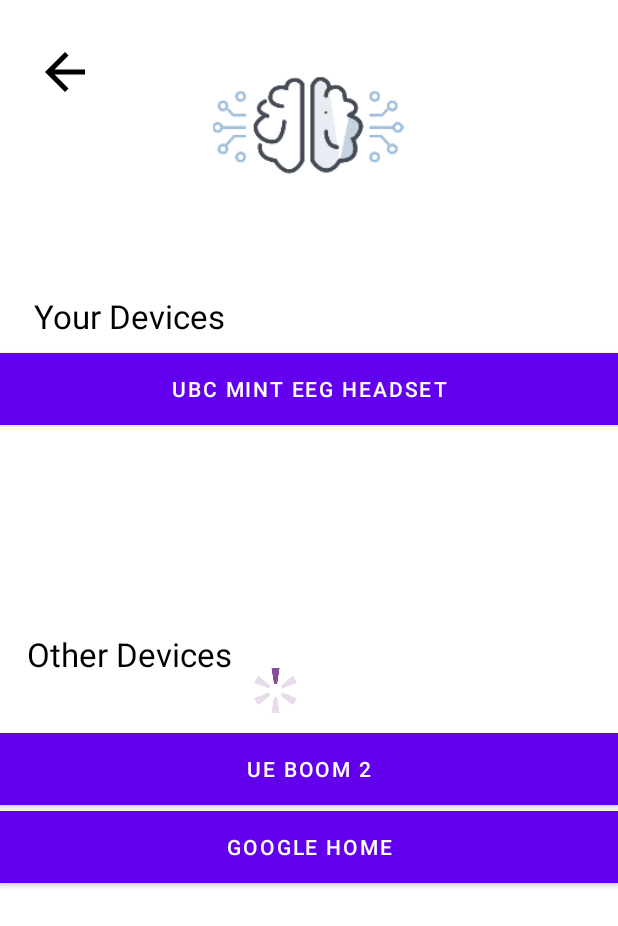
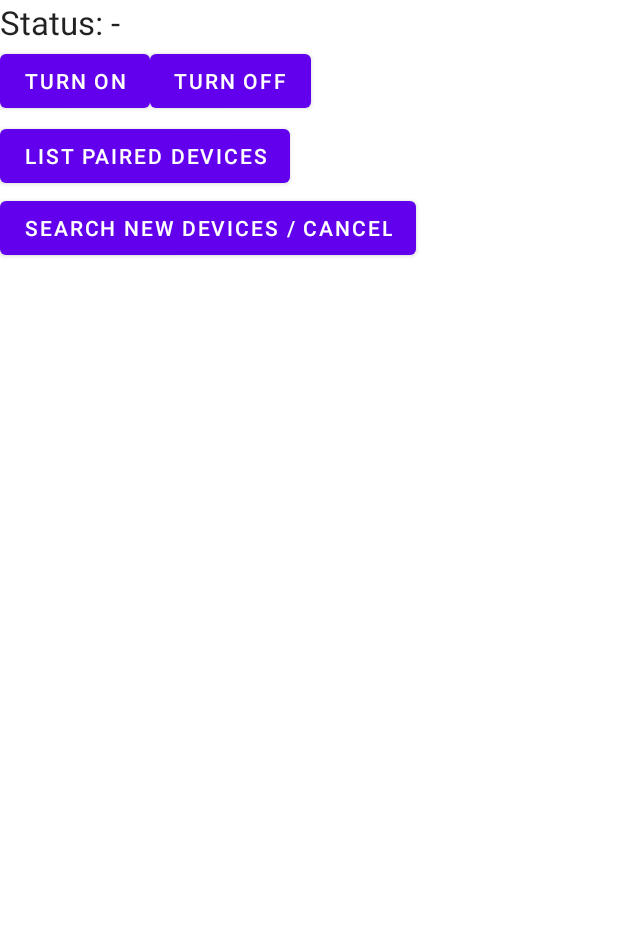
Before and after one commit to UBCMint/MINT_NTX2020_OpenChallenge, an Android app: the screen it shows after launch (add_page before the commit, bluetooth after it), after a tap on an icon or button, on a phone screen of 412 x 824 dp. Shown: the top 926 px of the screen. Run offline under Robolectric (Android 15) with nearby library versions, the phone set to English and light mode, and no system bars.

Commit message:
feat: bluetooth page

```diff
--- a/app/src/main/java/com/example/mint_anroidapp/MainActivity.java
+++ b/app/src/main/java/com/example/mint_anroidapp/MainActivity.java
@@ -31,6 +31,7 @@ public class MainActivity extends AppCompatActivity {
     private Button two_title;
     private Button three_title;
     private Button four_title;
+    private ImageView goto_bluetooth_button;
 
 
     Dialog myDialog;
@@ -54,12 +55,19 @@ public class MainActivity extends AppCompatActivity {
                 }
             }
         });
+
+        goto_bluetooth_button = (ImageView) findViewById(R.id.bluetooth);
+        goto_bluetooth_button.setOnClickListener(new View.OnClickListener() {
+            @Override
+            public void onClick(View v) {
+                OpenBluetooth();
+            }
+        });
     }
 
-    public void goToBluetoothPage(View v) {
-        Intent myIntent = new Intent(MainActivity.this, add_page.class);
-//        myIntent.putExtra("key", value); //Optional parameters
-        MainActivity.this.startActivity(myIntent);
+    public void OpenBluetooth() {
+        Intent intent = new Intent(this, bluetooth.class);
+        startActivity(intent);
     }
 
     public void SpeakOne(View v) {
--- a/app/src/main/java/com/example/mint_anroidapp/add_page.java
+++ /dev/null
@@ -1,31 +0,0 @@
-package com.example.mint_anroidapp;
-
-import android.graphics.drawable.AnimationDrawable;
-import android.os.Bundle;
-import android.view.View;
-import android.view.animation.Animation;
-import android.widget.ImageView;
-
-import androidx.appcompat.app.AppCompatActivity;
-
-public class add_page extends AppCompatActivity{
-
-//    AnimationDrawable animation;
-
-    @Override
-    protected void onCreate(Bundle savedInstanceState) {
-        super.onCreate(savedInstanceState);
-        setContentView(R.layout.add_page);
-//
-//        ImageView loading = (ImageView) findViewById(R.id.loading);
-//        animation = (AnimationDrawable)loading.getDrawable();
-    }
-//
-//    public void start(View v) {
-//        animation.start();
-//    }
-//
-//    public void stop(View v) {
-//        animation.stop();
-//    }
-}
--- /dev/null
+++ b/app/src/main/java/com/example/mint_anroidapp/bluetooth.java
@@ -0,0 +1,180 @@
+package com.example.mint_anroidapp;
+
+import android.os.Bundle;
+import androidx.appcompat.app.AppCompatActivity;
+import android.os.Bundle;
+import android.app.Activity;
+import android.bluetooth.BluetoothAdapter;
+import android.bluetooth.BluetoothDevice;
+import android.content.BroadcastReceiver;
+import android.content.Context;
+import java.util.Set;
+import android.content.Intent;
+import android.content.IntentFilter;
+import android.view.View;
+import android.view.View.OnClickListener;
+import android.widget.ArrayAdapter;
+import android.widget.Button;
+import android.widget.ListView;
+import android.widget.TextView;
+import android.widget.Toast;
+
+public class bluetooth extends AppCompatActivity {
+
+    private static final int REQUEST_ENABLE_BT = 1;
+    private Button onBtn;
+    private Button offBtn;
+    private Button listBtn;
+    private Button findBtn;
+    private TextView text;
+    private BluetoothAdapter myBluetoothAdapter;
+    private Set<BluetoothDevice> pairedDevices;
+    private ListView myListView;
+    private ArrayAdapter<String> BTArrayAdapter;
+
+    @Override
+    protected void onCreate(Bundle savedInstanceState) {
+        super.onCreate(savedInstanceState);
+        setContentView(R.layout.bluetooth);
+
+        text = (TextView) findViewById(R.id.text);
+        onBtn = (Button)findViewById(R.id.turnOn);
+        offBtn = (Button)findViewById(R.id.turnOff);
+        listBtn = (Button)findViewById(R.id.paired);
+        findBtn = (Button)findViewById(R.id.search);
+        myListView = (ListView)findViewById(R.id.listView1);
+
+
+        // take an instance of BluetoothAdapter - Bluetooth radio
+
+        myBluetoothAdapter = BluetoothAdapter.getDefaultAdapter();
+        if (myBluetoothAdapter == null) {
+            onBtn.setEnabled(false);
+            offBtn.setEnabled(false);
+            listBtn.setEnabled(false);
+            findBtn.setEnabled(false);
+            text.setText("Status: not supported");
+
+            Toast.makeText(getApplicationContext(),"Your device does not support Bluetooth",
+                    Toast.LENGTH_LONG).show();
+        } else {
+            onBtn.setOnClickListener(new OnClickListener() {
+
+                @Override
+                public void onClick(View v) {
+                    on(v);
+                }
+            });
+
+            offBtn.setOnClickListener(new OnClickListener() {
+
+                @Override
+                public void onClick(View v) {
+                    off(v);
+                }
+            });
+
+            listBtn.setOnClickListener(new OnClickListener() {
+
+                @Override
+                public void onClick(View v) {
+                    list(v);
+                }
+            });
+
+            findBtn.setOnClickListener(new OnClickListener() {
+
+                @Override
+                public void onClick(View v) {
+                    find(v);
+                }
+            });
+
+            // create the arrayAdapter that contains the BTDevices, and set it to the ListView
+            BTArrayAdapter = new ArrayAdapter<String>(this, android.R.layout.simple_list_item_1);
+            myListView.setAdapter(BTArrayAdapter);
+        }
+    }
+
+    public void on(View view){
+        if (!myBluetoothAdapter.isEnabled()) {
+            Intent turnOnIntent = new Intent(BluetoothAdapter.ACTION_REQUEST_ENABLE);
+            startActivityForResult(turnOnIntent, REQUEST_ENABLE_BT);
+
+            Toast.makeText(getApplicationContext(),"Bluetooth turned on" ,
+                    Toast.LENGTH_LONG).show();
+        }
+        else{
+            Toast.makeText(getApplicationContext(),"Bluetooth is already on",
+                    Toast.LENGTH_LONG).show();
+        }
+    }
+
+    @Override
+    protected void onActivityResult (int requestCode, int resultCode, Intent data) {
+        // TODO Auto-generated method stub
+        if(requestCode == REQUEST_ENABLE_BT){
+            if(myBluetoothAdapter.isEnabled()) {
+                text.setText("Status: Enabled");
+            } else {
+                text.setText("Status: Disabled");
+            }
+        }
+    }
+
+    public void list(View view){
+        // get paired devices
+        pairedDevices = myBluetoothAdapter.getBondedDevices();
+
+        // put it's one to the adapter
+        for(BluetoothDevice device : pairedDevices)
+            BTArrayAdapter.add(device.getName()+ "\n" + device.getAddress());
+
+        Toast.makeText(getApplicationContext(),"Show Paired Devices",
+                Toast.LENGTH_SHORT).show();
+
+    }
+
+    final BroadcastReceiver bReceiver = new BroadcastReceiver() {
+        public void onReceive(Context context, Intent intent) {
+            String action = intent.getAction();
+            // When discovery finds a device
+            if (BluetoothDevice.ACTION_FOUND.equals(action)) {
+                // Get the BluetoothDevice object from the Intent
+                BluetoothDevice device = intent.getParcelableExtra(BluetoothDevice.EXTRA_DEVICE);
+                // add the name and the MAC address of the object to the arrayAdapter
+                BTArrayAdapter.add(device.getName() + "\n" + device.getAddress());
+                BTArrayAdapter.notifyDataSetChanged();
+            }
+        }
+    };
+
+    public void find(View view) {
+        if (myBluetoothAdapter.isDiscovering()) {
+            // the button is pressed when it discovers, so cancel the discovery
+            myBluetoothAdapter.cancelDiscovery();
+        }
+        else {
+            BTArrayAdapter.clear();
+            myBluetoothAdapter.startDiscovery();
+
+            registerReceiver(bReceiver, new IntentFilter(BluetoothDevice.ACTION_FOUND));
+        }
+    }
+
+    public void off(View view){
+        myBluetoothAdapter.disable();
+        text.setText("Status: Disconnected");
+
+        Toast.makeText(getApplicationContext(),"Bluetooth turned off",
+                Toast.LENGTH_LONG).show();
+    }
+
+    @Override
+    protected void onDestroy() {
+        // TODO Auto-generated method stub
+        super.onDestroy();
+        unregisterReceiver(bReceiver);
+    }
+
+}
--- a/app/src/main/res/layout/add_page.xml
+++ /dev/null
@@ -1,111 +0,0 @@
-<?xml version="1.0" encoding="utf-8"?>
-<androidx.constraintlayout.widget.ConstraintLayout xmlns:android="http://schemas.android.com/apk/res/android"
-    xmlns:app="http://schemas.android.com/apk/res-auto"
-    android:layout_width="match_parent"
-    android:layout_height="match_parent">
-
-    <ImageView
-        android:id="@+id/textView"
-        android:layout_width="129dp"
-        android:layout_height="127dp"
-        android:layout_marginStart="8dp"
-        android:layout_marginTop="20dp"
-        android:layout_marginEnd="8dp"
-        android:src="@mipmap/brain_foreground"
-        android:text="Welcome to MINT"
-        android:textColor="#000"
-        android:textSize="22sp"
-        app:layout_constraintEnd_toEndOf="parent"
-        app:layout_constraintHorizontal_bias="0.498"
-        app:layout_constraintStart_toStartOf="parent"
-        app:layout_constraintTop_toTopOf="parent" />
-
-    <ImageView
-        android:id="@+id/add0"
-        android:layout_width="40dp"
-        android:layout_height="40dp"
-        android:layout_marginTop="28dp"
-        android:src="@drawable/ic_arrow_back_black_24dp"
-        app:layout_constraintEnd_toStartOf="@+id/textView"
-        app:layout_constraintHorizontal_bias="0.23"
-        app:layout_constraintStart_toStartOf="parent"
-        app:layout_constraintTop_toTopOf="parent" />
-
-    <TextView
-        android:id="@+id/your_devices"
-        android:layout_width="wrap_content"
-        android:layout_height="wrap_content"
-        android:layout_marginRight="240dp"
-        android:layout_marginEnd="240dp"
-        android:layout_marginBottom="550dp"
-        android:text="Your Devices"
-        android:textColor="#000"
-        android:textSize="22sp"
-        app:layout_constraintBottom_toBottomOf="parent"
-        app:layout_constraintEnd_toEndOf="parent"
-        app:layout_constraintStart_toStartOf="parent"
-        app:layout_constraintTop_toBottomOf="@+id/textView" />
-
-    <Button
-        android:id="@+id/your_device_name"
-        android:layout_width="match_parent"
-        android:layout_height="wrap_content"
-        android:background="#48c072"
-        android:text="UBC MINT EEG Headset"
-        android:textColor="#FFFFFF"
-        android:layout_marginTop="10dp"
-        app:layout_constraintTop_toBottomOf="@+id/your_devices" />
-
-    <TextView
-        android:id="@+id/other_devices"
-        android:layout_width="wrap_content"
-        android:layout_height="wrap_content"
-        android:layout_marginRight="240dp"
-        android:layout_marginEnd="240dp"
-        android:layout_marginBottom="100dp"
-        android:text="Other Devices"
-        android:textColor="#000"
-        android:textSize="22sp"
-        app:layout_constraintBottom_toBottomOf="parent"
-        app:layout_constraintEnd_toEndOf="parent"
-        app:layout_constraintStart_toStartOf="parent"
-        app:layout_constraintTop_toBottomOf="@+id/textView" />
-
-    <Button
-        android:id="@+id/other_device_name"
-        android:onClick="start"
-        android:layout_width="match_parent"
-        android:layout_height="wrap_content"
-        android:background="#808080"
-        android:text="UE Boom 2"
-        android:textColor="#FFFFFF"
-        android:layout_marginBottom="250dp"
-        app:layout_constraintBottom_toBottomOf="parent"
-        app:layout_constraintTop_toBottomOf="@+id/other_devices" />
-
-    <Button
-        android:id="@+id/other_device_name_2"
-        android:layout_width="match_parent"
-        android:layout_height="wrap_content"
-        android:background="#808080"
-        android:text="Google Home"
-        android:textColor="#FFFFFF"
-        android:layout_marginBottom="145dp"
-        app:layout_constraintBottom_toBottomOf="parent"
-        app:layout_constraintTop_toBottomOf="@+id/other_devices" />
-
-    <ImageView
-        android:id="@+id/loading"
-        android:layout_width="30dp"
-        android:layout_height="30dp"
-        android:layout_marginBottom="13dp"
-        android:layout_marginRight="200dp"
-        app:layout_constraintBottom_toTopOf="@+id/other_device_name"
-        app:layout_constraintEnd_toEndOf="parent"
-        app:layout_constraintStart_toEndOf="@+id/other_devices"
-        app:srcCompat="@drawable/frame_1" />
-
-
-
-
-</androidx.constraintlayout.widget.ConstraintLayout>
--- /dev/null
+++ b/app/src/main/res/layout/bluetooth.xml
@@ -0,0 +1,63 @@
+<?xml version="1.0" encoding="utf-8"?>
+<RelativeLayout xmlns:android="http://schemas.android.com/apk/res/android"
+xmlns:tools="http://schemas.android.com/tools"
+android:layout_width="match_parent"
+android:layout_height="match_parent"
+tools:context=".bluetooth" >
+
+    <TextView
+    android:id="@+id/text"
+    android:layout_width="wrap_content"
+    android:layout_height="wrap_content"
+    android:textAppearance="?android:attr/textAppearanceLarge"
+    android:text="@string/Text" />
+
+<LinearLayout
+    android:layout_width="match_parent"
+    android:layout_height="wrap_content"
+    android:orientation="horizontal"
+    android:layout_marginTop="30dp" >
+
+    <Button
+        android:id="@+id/turnOn"
+        android:layout_width="wrap_content"
+        android:layout_height="wrap_content"
+        android:text="@string/on" />
+
+    <Button
+        android:id="@+id/turnOff"
+        android:layout_width="wrap_content"
+        android:layout_height="wrap_content"
+        android:text="@string/off" />
+
+</LinearLayout>
+
+
+<LinearLayout
+    android:layout_width="match_parent"
+    android:layout_height="wrap_content"
+    android:orientation="vertical"
+    android:layout_marginTop="80dp" >
+
+    <Button
+        android:id="@+id/paired"
+        android:layout_width="wrap_content"
+        android:layout_height="wrap_content"
+        android:text="@string/List" />
+
+    <Button
+        android:id="@+id/search"
+        android:layout_width="wrap_content"
+        android:layout_height="wrap_content"
+        android:text="@string/Find" />
+
+    <ListView
+        android:id="@+id/listView1"
+        android:layout_width="fill_parent"
+        android:layout_height="200dp" >
+
+    </ListView>
+
+</LinearLayout>
+
+</RelativeLayout>
--- a/app/src/main/res/values/strings.xml
+++ b/app/src/main/res/values/strings.xml
@@ -20,4 +20,12 @@
     <string name="title">Title</string>
     <string name="text">Text</string>
 
+    <!--    Bluetooth    -->
+    <string name="action_settings">Settings</string>
+    <string name="Text">Status: -</string>
+    <string name="on">Turn On</string>
+    <string name="off">Turn Off</string>
+    <string name="List">List paired Devices</string>
+    <string name="Find">Search new Devices / Cancel</string>
+
 </resources>
```
Also changed, not shown: app/src/main/AndroidManifest.xml (+11 -1 lines).
